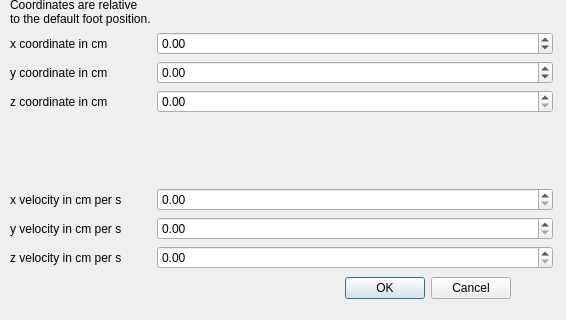
The window that ros1/src/gaits/march_rqt_gait_generator/resource/inverse_kinematics_pop_up.ui (project-march/ProjectMarch) describes before a commit, drawn with Qt 5; both pictures show x 0 to 566 and y 262 to 582 of the 566 by 582 pixel window.
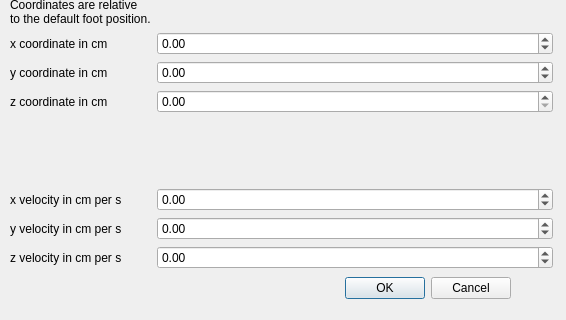
The same window after the commit.

Commit message: Fix double input limits velocity.

```diff
--- a/ros1/src/gaits/march_rqt_gait_generator/resource/inverse_kinematics_pop_up.ui
+++ b/ros1/src/gaits/march_rqt_gait_generator/resource/inverse_kinematics_pop_up.ui
@@ -235,7 +235,11 @@
      </widget>
     </item>
     <item row="11" column="1">
-     <widget class="QDoubleSpinBox" name="xVelocitySpinBox"/>
+     <widget class="QDoubleSpinBox" name="xVelocitySpinBox">
+      <property name="minimum">
+       <double>-99.989999999999995</double>
+      </property>
+     </widget>
     </item>
     <item row="12" column="0">
      <widget class="QLabel" name="yVelocityLabel">
@@ -245,7 +249,11 @@
      </widget>
     </item>
     <item row="12" column="1">
-     <widget class="QDoubleSpinBox" name="yVelocitySpinBox"/>
+     <widget class="QDoubleSpinBox" name="yVelocitySpinBox">
+      <property name="minimum">
+       <double>-99.989999999999995</double>
+      </property>
+     </widget>
     </item>
     <item row="13" column="0">
      <widget class="QLabel" name="zVelocityLabel">
@@ -258,7 +266,11 @@
      </widget>
     </item>
     <item row="13" column="1">
-     <widget class="QDoubleSpinBox" name="zVelocitySpinBox"/>
+     <widget class="QDoubleSpinBox" name="zVelocitySpinBox">
+      <property name="minimum">
+       <double>-99.989999999999995</double>
+      </property>
+     </widget>
     </item>
    </layout>
   </widget>
```
